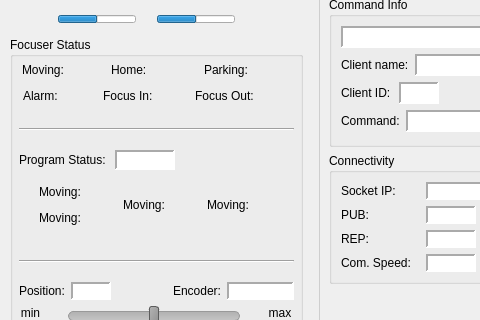
Before: the Qt Designer form assets/ui/main.ui in dev-LNA/HostFocuser160, drawn with Qt 5; both pictures show x 0 to 480 and y 121 to 441 of the 630 by 576 pixel window.
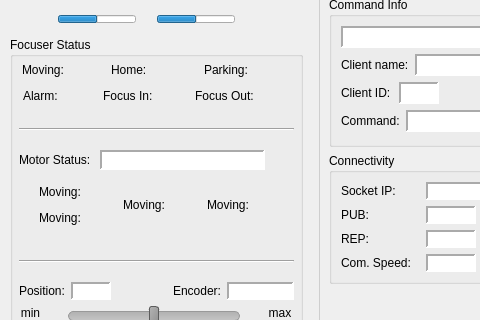
After: the same form once the commit is applied. Icons and pictures are not drawn.

Commit message: Configured messages for motor status text box

```diff
--- a/assets/ui/main.ui
+++ b/assets/ui/main.ui
@@ -1801,7 +1801,7 @@
               </size>
              </property>
              <property name="text">
-              <string>Program Status: </string>
+              <string>Motor Status: </string>
              </property>
             </widget>
            </item>
@@ -1809,13 +1809,13 @@
             <widget class="QLabel" name="lblStatus_val">
              <property name="minimumSize">
               <size>
-               <width>60</width>
+               <width>165</width>
                <height>0</height>
               </size>
              </property>
              <property name="maximumSize">
               <size>
-               <width>80</width>
+               <width>170</width>
                <height>20</height>
               </size>
              </property>
@@ -4702,7 +4702,7 @@
          <string>Focuser</string>
         </property>
        </widget>
-       <widget class="QWidget" name="">
+       <widget class="QWidget" name="layoutWidget">
         <property name="geometry">
          <rect>
           <x>1</x>
```
The commit also changes 2 other files.
